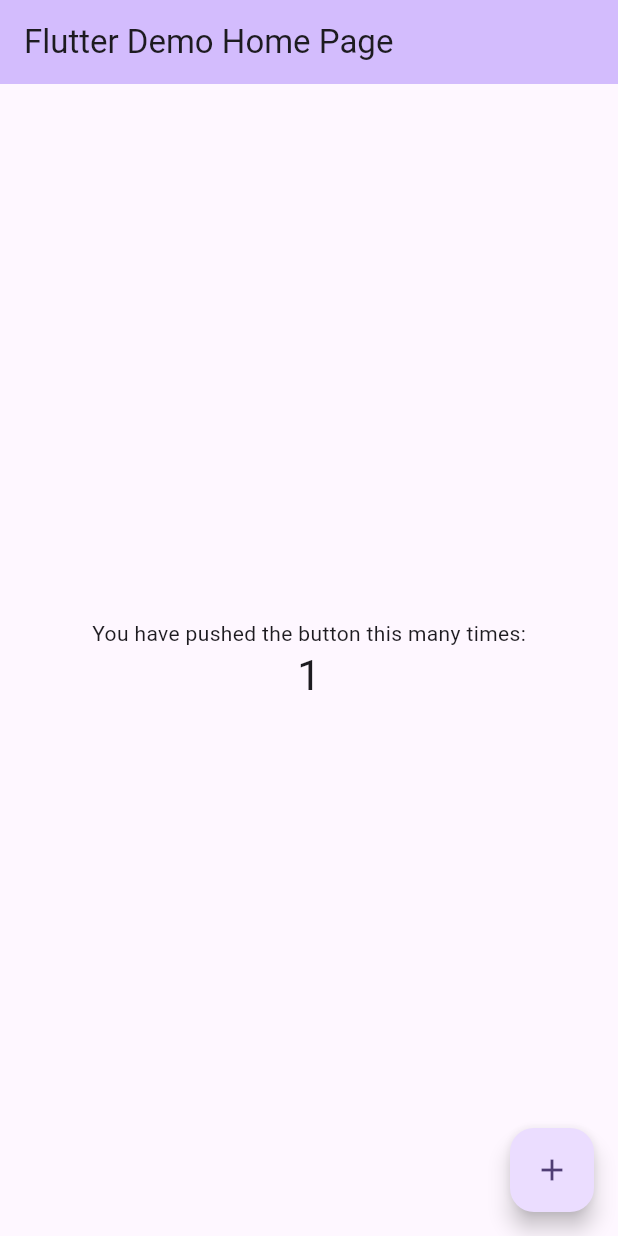
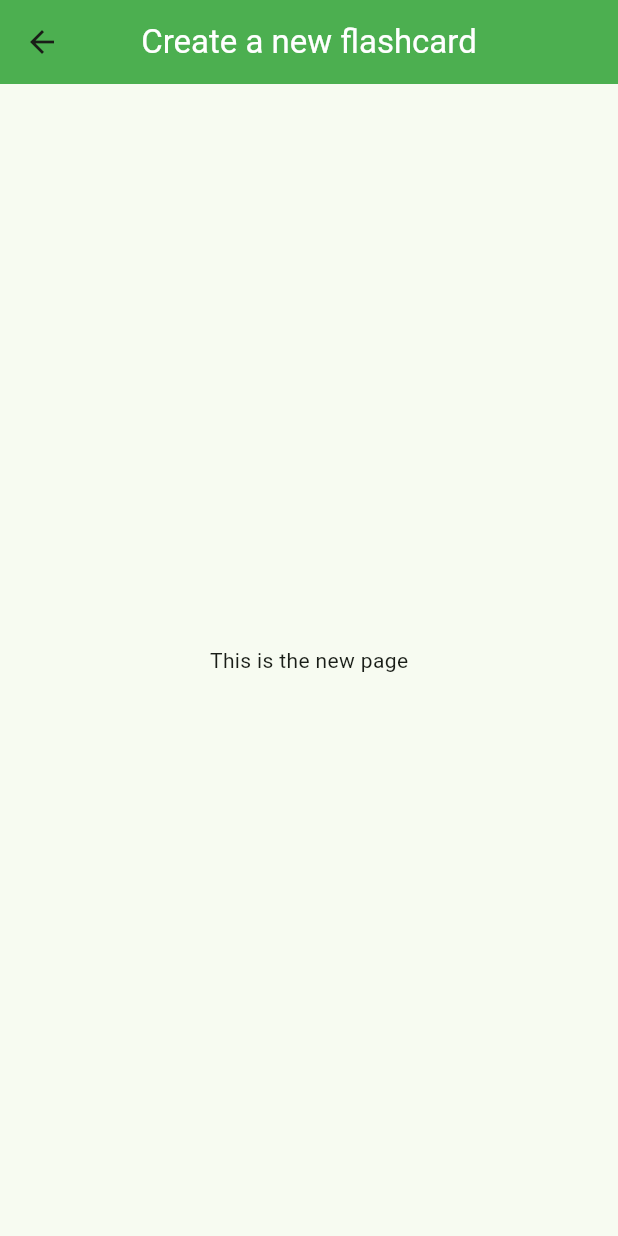
Before and after one commit to Alexandru736/AmiMemo, a Flutter app: the screen it shows after launch, after a tap on the "add" icon, on a phone screen of 412 x 824 dp. Run offline on Flutter 3.47's test engine with Material 2 defaults, Android fonts, the phone set to English and light mode, and no system bars.

Commit message:
Erwin - HomePage. First Commit

```diff
--- /dev/null
+++ b/lib/create.dart
@@ -0,0 +1,19 @@
+import 'package:flutter/material.dart';
+
+class NewPage extends StatelessWidget {
+  const NewPage({Key? key}) : super(key: key);
+
+  @override
+  Widget build(BuildContext context) {
+    return Scaffold(
+      appBar: AppBar(
+        centerTitle: true,
+        backgroundColor: Colors.green,
+        title: const Text("Create a new flashcard", style: TextStyle(color: Colors.white)),
+      ),
+      body: const Center(
+        child: Text('This is the new page'),
+      ),
+    );
+  }
+}
--- a/lib/main.dart
+++ b/lib/main.dart
@@ -1,4 +1,6 @@
 import 'package:flutter/material.dart';
+
+import 'create.dart';
 
 void main() {
   runApp(const MyApp());
@@ -7,46 +9,26 @@ void main() {
 class MyApp extends StatelessWidget {
   const MyApp({super.key});
 
-  // This widget is the root of your application.
   @override
   Widget build(BuildContext context) {
     return MaterialApp(
-      title: 'Flutter Demo',
+      title: 'Memorize Catena',
       theme: ThemeData(
-        // This is the theme of your application.
-        //
-        // TRY THIS: Try running your application with "flutter run". You'll see
-        // the application has a blue toolbar. Then, without quitting the app,
-        // try changing the seedColor in the colorScheme below to Colors.green
-        // and then invoke "hot reload" (save your changes or press the "hot
-        // reload" button in a Flutter-supported IDE, or press "r" if you used
-        // the command line to start the app).
-        //
-        // Notice that the counter didn't reset back to zero; the application
-        // state is not lost during the reload. To reset the state, use hot
-        // restart instead.
-        //
-        // This works for code too, not just values: Most code changes can be
-        // tested with just a hot reload.
-        colorScheme: ColorScheme.fromSeed(seedColor: Colors.deepPurple),
+        //this is the theme for the app
+        colorScheme: ColorScheme.fromSeed(seedColor: Colors.green),
         useMaterial3: true,
       ),
-      home: const MyHomePage(title: 'Flutter Demo Home Page'),
+      home: MyHomePage(
+        items: List<String>.generate(24, (i) => 'Item $i'),
+        title: 'MEMORIZE CATENA',
+      ),
     );
   }
 }
+class MyHomePage extends StatefulWidget {
+  final List<String> items;
 
-class MyHomePage extends StatefulWidget {
-  const MyHomePage({super.key, required this.title});
-
-  // This widget is the home page of your application. It is stateful, meaning
-  // that it has a State object (defined below) that contains fields that affect
-  // how it looks.
-
-  // This class is the configuration for the state. It holds the values (in this
-  // case the title) provided by the parent (in this case the App widget) and
-  // used by the build method of the State. Fields in a Widget subclass are
-  // always marked "final".
+  const MyHomePage({super.key, required this.title, required this.items});
 
   final String title;
 
@@ -55,71 +37,115 @@ class MyHomePage extends StatefulWidget {
 }
 
 class _MyHomePageState extends State<MyHomePage> {
-  int _counter = 0;
-
-  void _incrementCounter() {
-    setState(() {
-      // This call to setState tells the Flutter framework that something has
-      // changed in this State, which causes it to rerun the build method below
-      // so that the display can reflect the updated values. If we changed
-      // _counter without calling setState(), then the build method would not be
-      // called again, and so nothing would appear to happen.
-      _counter++;
-    });
-  }
+  //clasa de variabile
+  ListTileTitleAlignment? titleAlignment;
+  String alertext = '';
+  String alertext2 = '';
 
   @override
   Widget build(BuildContext context) {
-    // This method is rerun every time setState is called, for instance as done
-    // by the _incrementCounter method above.
-    //
-    // The Flutter framework has been optimized to make rerunning build methods
-    // fast, so that you can just rebuild anything that needs updating rather
-    // than having to individually change instances of widgets.
     return Scaffold(
+      floatingActionButton: FloatingActionButton(
+        onPressed: _nextPage,
+        tooltip: 'Create new flashcard',
+        child: const Icon(Icons.add),
+      ),
       appBar: AppBar(
-        // TRY THIS: Try changing the color here to a specific color (to
-        // Colors.amber, perhaps?) and trigger a hot reload to see the AppBar
-        // change color while the other colors stay the same.
-        backgroundColor: Theme.of(context).colorScheme.inversePrimary,
-        // Here we take the value from the MyHomePage object that was created by
-        // the App.build method, and use it to set our appbar title.
-        title: Text(widget.title),
+        centerTitle: true,
+        backgroundColor: Colors.green,
+        title: Text(widget.title, style: const TextStyle(color: Colors.white)),
       ),
-      body: Center(
-        // Center is a layout widget. It takes a single child and positions it
-        // in the middle of the parent.
-        child: Column(
-          // Column is also a layout widget. It takes a list of children and
-          // arranges them vertically. By default, it sizes itself to fit its
-          // children horizontally, and tries to be as tall as its parent.
-          //
-          // Column has various properties to control how it sizes itself and
-          // how it positions its children. Here we use mainAxisAlignment to
-          // center the children vertically; the main axis here is the vertical
-          // axis because Columns are vertical (the cross axis would be
-          // horizontal).
-          //
-          // TRY THIS: Invoke "debug painting" (choose the "Toggle Debug Paint"
-          // action in the IDE, or press "p" in the console), to see the
-          // wireframe for each widget.
-          mainAxisAlignment: MainAxisAlignment.center,
-          children: <Widget>[
-            const Text(
-              'You have pushed the button this many times:',
-            ),
-            Text(
-              '$_counter',
-              style: Theme.of(context).textTheme.headlineMedium,
-            ),
-          ],
-        ),
-      ),
-      floatingActionButton: FloatingActionButton(
-        onPressed: _incrementCounter,
-        tooltip: 'Increment',
-        child: const Icon(Icons.add),
-      ), // This trailing comma makes auto-formatting nicer for build methods.
+      body: ListView.builder(
+          itemCount: widget.items.length,
+          prototypeItem: ListTile(
+            title: Text(widget.items.first),
+          ),
+          itemBuilder: (context, index) {
+            return Container(
+              decoration:
+                  const BoxDecoration(border: Border(bottom: BorderSide())),
+              child: ListTile(
+                title:
+                    const Text('Ce este viata?', textAlign: TextAlign.center),
+                titleAlignment: ListTileTitleAlignment.center,
+                horizontalTitleGap: 40,
+                leading: const Icon(
+                  Icons.heart_broken_rounded,
+                  color: Colors.green,
+                ),
+                trailing: PopupMenuButton<ListTileTitleAlignment>(
+                  onSelected: (ListTileTitleAlignment? value) {
+                    setState(() {
+                      titleAlignment = value;
+                      switch (value) {
+                        case ListTileTitleAlignment.threeLine:
+                          alertext = 'View';
+                          alertext2 = 'Empty for now';
+                          break;
+                        case ListTileTitleAlignment.titleHeight:
+                          alertext = 'Edit';
+                          break;
+                        case ListTileTitleAlignment.top:
+                          alertext = 'Delete';
+                          alertext2 = 'Are you sure you want to delete?';
+                          break;
+                        case ListTileTitleAlignment.center:
+                          break;
+                        default:
+                          // Handle the case where value is null
+                          break;
+                      }
+                    });
+                    showDialog(
+                      context: context,
+                      builder: (BuildContext context) {
+                        return AlertDialog(
+                          title: Text(alertext),
+                          content: Text(alertext2),
+                          actions: [
+                            TextButton(
+                                onPressed: () {
+                                  setState(() {
+                                    widget.items.removeAt(index);
+                                  });
+                                  Navigator.of(context).pop();
+                                },
+                                child: const Text('OK')),
+                          ],
+                        );
+                      },
+                    );
+                  },
+                  itemBuilder: (BuildContext context) =>
+                      <PopupMenuEntry<ListTileTitleAlignment>>[
+                    const PopupMenuItem<ListTileTitleAlignment>(
+                      value: ListTileTitleAlignment.threeLine,
+                      child: Text('View'),
+                    ),
+                    const PopupMenuItem<ListTileTitleAlignment>(
+                      value: ListTileTitleAlignment.titleHeight,
+                      child: Text('Edit'),
+                    ),
+                    const PopupMenuItem<ListTileTitleAlignment>(
+                      value: ListTileTitleAlignment.top,
+                      child: Text('Delete'),
+                    ),
+                    const PopupMenuItem<ListTileTitleAlignment>(
+                      value: ListTileTitleAlignment.center,
+                      child: Text('Practice'),
+                    ),
+                  ],
+                ),
+              ),
+            );
+          }),
+    );
+  }
+
+  void _nextPage() {
+    Navigator.push(
+      context,
+      MaterialPageRoute(builder: (context) => const NewPage()),
     );
   }
 }
--- a/pubspec.yaml
+++ b/pubspec.yaml
@@ -1,4 +1,4 @@
-name: ami_memo
+name: mobile_catenav4
 description: A new Flutter project.
 # The following line prevents the package from being accidentally published to
 # pub.dev using `flutter pub publish`. This is preferred for private packages.
```
Also changed, not shown: 9 other files.
